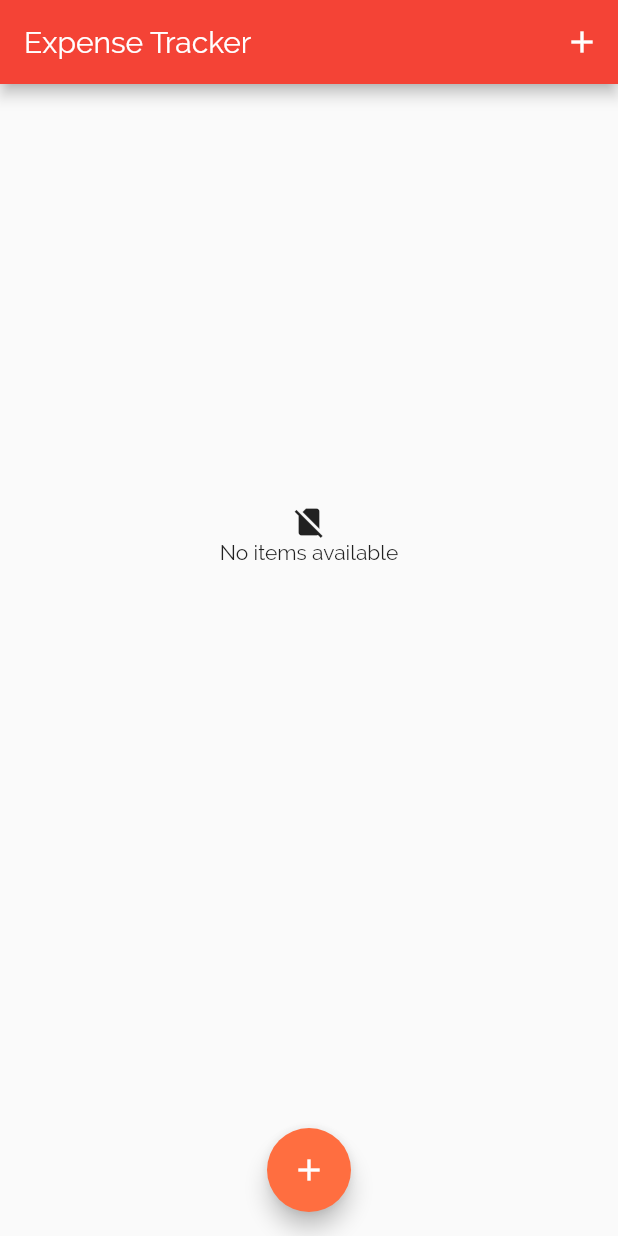
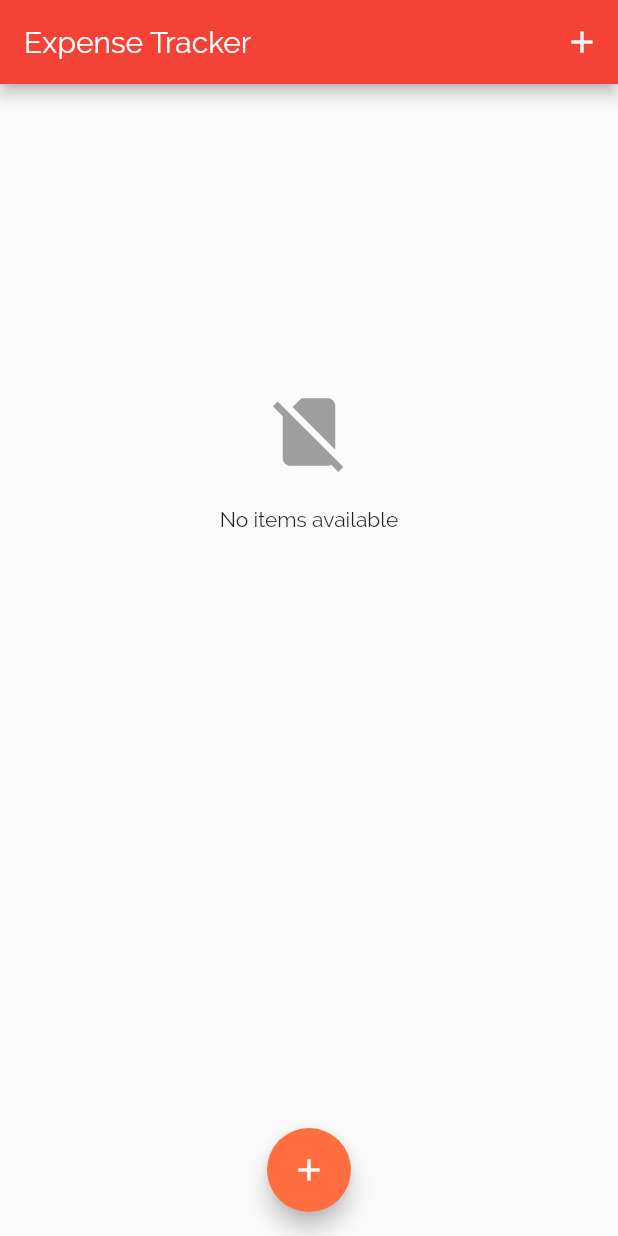
Before and after one commit to utpal-barman/Expense-Tracker-flutter-app, a Flutter app: the screen it shows after launch, on a phone screen of 412 x 824 dp. Run offline on Flutter 3.47's test engine with Material 2 defaults, Android fonts, the phone set to English and light mode, and no system bars.

Commit message:
chart is being added

```diff
--- a/lib/main.dart
+++ b/lib/main.dart
@@ -1,4 +1,5 @@
-import 'package:expense_tracker/screens/transaction_list.dart';
+import './screens/chart.dart';
+import './screens/transaction_list.dart';
 
 import './screens/new_transaction.dart';
 import 'package:flutter/material.dart';
@@ -99,7 +100,10 @@ class _MyHomePageState extends State<MyHomePage> {
           )
         ],
       ),
-      body: SingleChildScrollView(
+      body: Column(
+        children:<Widget>[
+
+         SingleChildScrollView(
           child: Column(
             crossAxisAlignment: CrossAxisAlignment.stretch,
             children: <Widget>[
@@ -107,6 +111,8 @@ class _MyHomePageState extends State<MyHomePage> {
               TransactionList(transaction),
             ],
           ),
+        ),
+    ]
       ),
       floatingActionButtonLocation: FloatingActionButtonLocation.centerFloat,
       floatingActionButton: FloatingActionButton(
--- a/lib/screens/transaction_list.dart
+++ b/lib/screens/transaction_list.dart
@@ -10,13 +10,16 @@ class TransactionList extends StatelessWidget {
   @override
   Widget build(BuildContext context) {
     return Container(
-      height: 600,
+      height: 500,
       child: transaction.isEmpty ?
           Column(
             mainAxisAlignment: MainAxisAlignment.center,
             children: <Widget>[
               //Image.asset('assets/images/flag.png', fit: BoxFit.cover,),
-              Icon(Icons.no_sim),
+              Icon(Icons.no_sim, size: 60, color: Colors.grey,),
+              SizedBox(
+                height: 20,
+              ),
               Text("No items available"),
             ],
           )
--- a/pubspec.yaml
+++ b/pubspec.yaml
@@ -20,6 +20,7 @@ dependencies:
   flutter:
     sdk: flutter
   intl: ^0.16.0
+  splashscreen:
 
   # The following adds the Cupertino Icons font to your application.
   # Use with the CupertinoIcons class for iOS style icons.
```
Also changed, not shown: lib/screens/chart.dart (added, +34 -0 lines), pubspec.lock. Lines whose indentation alone changed are shown as unchanged.
